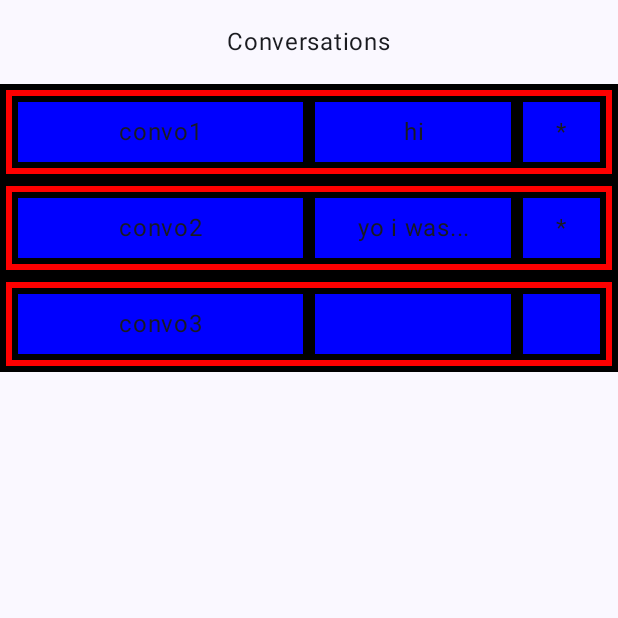
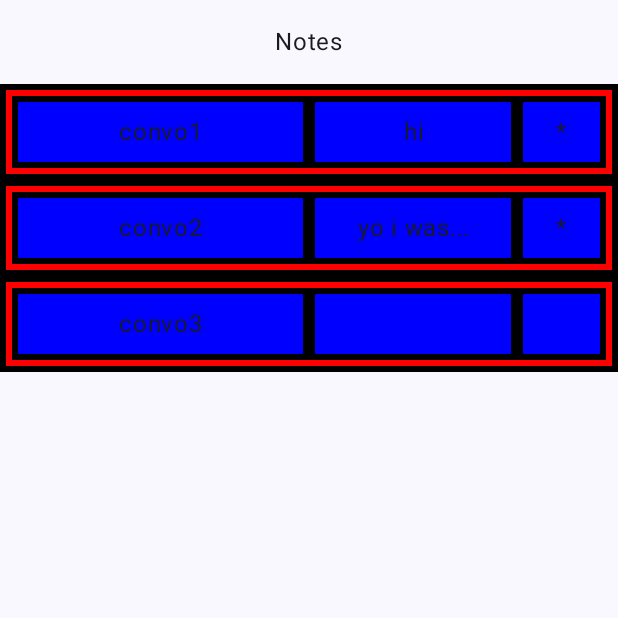
Before and after one commit to SovicLeon/EncryptedNotesAndroid, an Android app built with Jetpack Compose: the screen it shows after launch (Conversations before the commit, Notes after it), after a tap on "Login", on a phone screen of 412 x 824 dp, the top half of it. Run offline under Robolectric (Android 15) with nearby library versions, the phone set to English and light mode, and no system bars.

Commit message:
Made functions so that data is saved and read from json to a MutableCollection

```diff
--- a/app/build.gradle
+++ b/app/build.gradle
@@ -47,7 +47,7 @@ android {
 }
 
 dependencies {
-
+    implementation 'com.google.code.gson:gson:2.8.9'
     implementation 'androidx.core:core-ktx:1.8.0'
     implementation 'androidx.lifecycle:lifecycle-runtime-ktx:2.3.1'
     implementation 'androidx.activity:activity-compose:1.5.1'
--- a/app/src/main/AndroidManifest.xml
+++ b/app/src/main/AndroidManifest.xml
@@ -20,7 +20,7 @@
             android:label="@string/title_activity_add_conversation"
             android:theme="@style/Theme.Encryption" />
         <activity
-            android:name=".Conversations"
+            android:name=".Notes"
             android:exported="false"
             android:label="@string/title_activity_conversations"
             android:theme="@style/Theme.Encryption" />
--- a/app/src/main/java/com/example/encryption/MainActivity.kt
+++ b/app/src/main/java/com/example/encryption/MainActivity.kt
@@ -27,19 +27,15 @@ import androidx.compose.runtime.remember
 import androidx.compose.ui.Alignment
 import androidx.compose.ui.Modifier
 
-import androidx.compose.ui.platform.LocalContext
 import androidx.compose.ui.text.input.KeyboardType
 import androidx.compose.ui.text.input.TextFieldValue
 import androidx.compose.ui.tooling.preview.Preview
 import androidx.compose.ui.unit.dp
 import com.example.encryption.ui.theme.EncryptionTheme
+import com.google.gson.Gson
 import javax.crypto.Cipher
-import javax.crypto.SecretKey
-import javax.crypto.SecretKeyFactory
-import javax.crypto.spec.IvParameterSpec
-import javax.crypto.spec.PBEKeySpec
-import javax.crypto.spec.PBEParameterSpec
 import javax.crypto.spec.SecretKeySpec
+import com.google.gson.reflect.TypeToken
 
 import java.util.*
 
@@ -101,7 +97,7 @@ fun manageFile(context: Context, pin: String) {
         createFileInInternalStorage(context, pin)
     }
 
-    val intent = Intent(context, Conversations::class.java).apply {
+    val intent = Intent(context, Notes::class.java).apply {
         putExtra("pin", pinFinal)
     }
     context.startActivity(intent)
@@ -110,22 +106,49 @@ fun manageFile(context: Context, pin: String) {
 fun createFileInInternalStorage(context: Context, pin: String) {
     val pinFinal = padPin(pin)
 
-    val encryptedFilename = encryptData("filename",pinFinal)
+    var notes: MutableCollection<Note> = mutableSetOf()
 
-    val fileContents = encryptData("123;2023-06-17-18:00;0test;1hi;0kaj;1nic+444;2023-06-17-18:11;0test;1aaa;0kaj;1aaa",pinFinal)
+    notes.add(Note("TestTitle","TestContent",Date(2023,7,3)))
+
+    saveDataToFile(pinFinal,context,notes)
+
+    var dataBack: MutableCollection<Note> = getFileData(pinFinal,context)
+
+    Log.d("FileContent", dataBack.elementAt(0).title)
+}
+
+fun getFileData(pin: String, context: Context): MutableCollection<Note> {
+    val encryptedFilename = encryptData("filename",pin)
+
+    val fileContent = context.openFileInput(encryptedFilename).bufferedReader().use {
+        it.readText()
+    }
+
+    val gson = Gson()
+
+    val collectionType = object : TypeToken<MutableCollection<Note>>() {}.type
+    val decryptedCollection: MutableCollection<Note> = gson.fromJson(decryptData(fileContent,pin), collectionType)
+
+    Log.d("FileContent", decryptedCollection.toString())
+
+    return decryptedCollection
+}
+
+fun saveDataToFile(pin: String, context: Context, data: MutableCollection<Note>): Boolean {
+    val encryptedFilename = encryptData("filename",pin)
+
+    val gson = Gson()
+    val jsonList = gson.toJson(data)
+
+    Log.d("FileContent", jsonList)
+
+    val fileContents = encryptData(jsonList,pin)
 
     context.openFileOutput(encryptedFilename, Context.MODE_PRIVATE).use { fileOutputStream ->
         fileOutputStream.write(fileContents.toByteArray())
     }
 
-    // Read from file
-    val fileContent = context.openFileInput(encryptedFilename).bufferedReader().use {
-        it.readText()
-    }
-
-    // Print the file content
-    Log.d("FileContent", fileContent)
-    Log.d("FileContent", decryptData(fileContent,pinFinal))
+    return true
 }
 
 fun padPin(pin: String): String {
--- a/app/src/main/java/com/example/encryption/Notes.kt
+++ b/app/src/main/java/com/example/encryption/Notes.kt
@@ -33,25 +33,16 @@ import androidx.compose.ui.tooling.preview.Preview
 import androidx.compose.ui.unit.dp
 import com.example.encryption.ui.theme.EncryptionTheme
 
-class Conversations : ComponentActivity() {
+class Notes : ComponentActivity() {
+    var data: MutableCollection<Note> = mutableSetOf()
     override fun onCreate(savedInstanceState: Bundle?) {
         super.onCreate(savedInstanceState)
 
         val pin = intent.getStringExtra("pin")
 
-        val context = this@Conversations
+        val context = this@Notes
 
-        val encryptedFilename = pin?.let { encryptData("filename", it) }
-
-        val fileContent = context.openFileInput(encryptedFilename).bufferedReader().use {
-            it.readText()
-        }
-
-        var data = pin?.let { decryptData(fileContent, it) }
-
-        if (data != null) {
-            Log.d("FileContent", data)
-        }
+        data = pin?.let { getFileData(it,context) }!!
 
         setContent {
             EncryptionTheme {
@@ -66,7 +57,7 @@ class Conversations : ComponentActivity() {
                         horizontalAlignment = Alignment.CenterHorizontally
                     ) {
                         EncryptionTheme {
-                            TextOut("Conversations")
+                            TextOut("Notes")
                             ConversationCard("convo1","hi","*")
                             ConversationCard("convo2","yo i was...","*")
                             ConversationCard("convo3","","")
@@ -139,8 +130,9 @@ fun ConversationCard(name: String, lastMessage: String, notification: String, mo
 fun AddConversation(name: String, pin: String, modifier: Modifier = Modifier) {
     val context = LocalContext.current
     Button(onClick = {
-            val intent = Intent(context, Conversations::class.java).apply {
+            val intent = Intent(context, Notes::class.java).apply {
                 putExtra("pin", pin)
+                putExtra("id", -1)
             }
             context.startActivity(intent)
          },
@@ -168,7 +160,7 @@ fun GreetingPreview2() {
         horizontalAlignment = Alignment.CenterHorizontally
     ) {
         EncryptionTheme {
-            TextOut("Conversations")
+            TextOut("Notes")
             ConversationCard("convo1","hi","*")
             ConversationCard("convo2","yo i was...","*")
             ConversationCard("convo3","","")
```
Also changed, not shown: app/src/main/java/com/example/encryption/AddNote.kt (+16 -20 lines).
